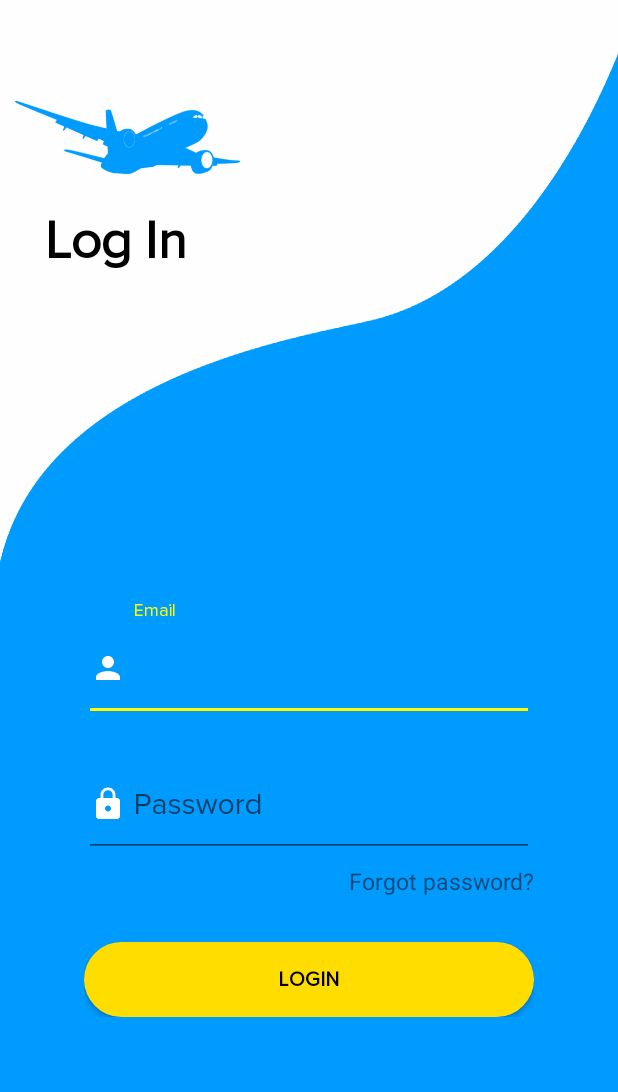
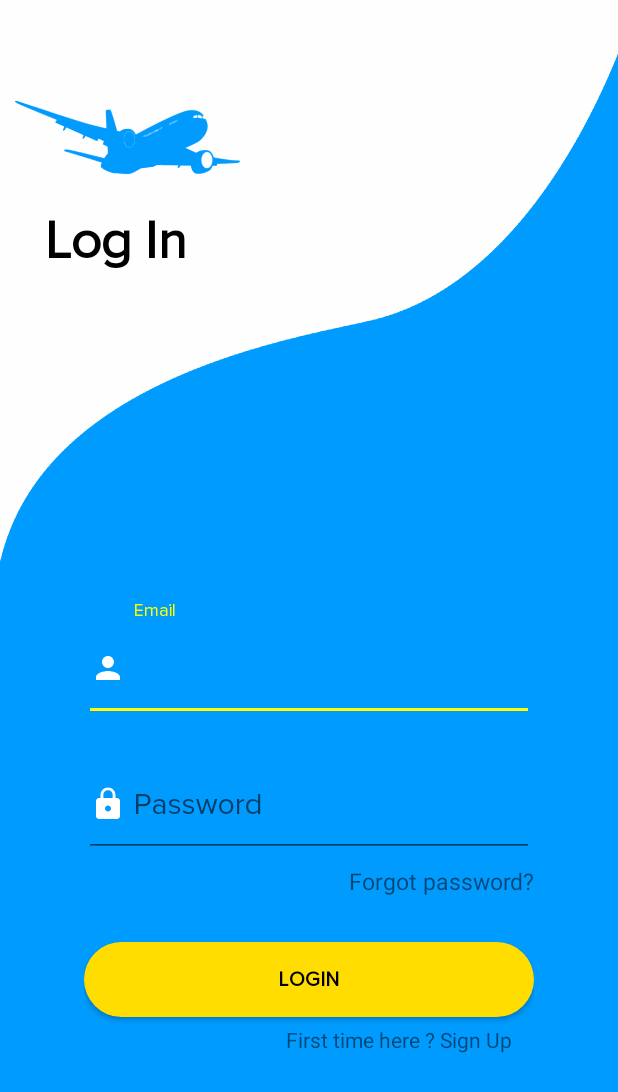
Before and after one commit to wahyukharisma/travanda, an Android app: the screen it shows after launch (Login), on a phone screen of 412 x 824 dp. Shown: the top 1092 px of the screen. Run offline under Robolectric (Android 15) with nearby library versions, the phone set to English and light mode, and no system bars; our stand-ins replace Firebase (no records; nobody signed in at launch, a user with empty details on screens opened directly).

Commit message:
Update login layout
+ adding text sign up

```diff
--- a/app/build.gradle
+++ b/app/build.gradle
@@ -28,6 +28,8 @@ dependencies {
     implementation 'com.android.support:appcompat-v7:28.0.0'
     implementation 'com.android.support.constraint:constraint-layout:1.1.3'
     implementation 'com.google.firebase:firebase-auth:16.0.3'
+    implementation 'com.google.firebase:firebase-database:16.0.1'
+    implementation 'com.google.firebase:firebase-storage:16.0.1'
     testImplementation 'junit:junit:4.12'
     androidTestImplementation 'com.android.support.test:runner:1.0.2'
     androidTestImplementation 'com.android.support.test.espresso:espresso-core:3.0.2'
--- a/app/src/main/res/layout/activity_login.xml
+++ b/app/src/main/res/layout/activity_login.xml
@@ -100,7 +100,7 @@
             <LinearLayout
                     android:layout_width="match_parent"
                     android:layout_height="wrap_content"
-                    android:orientation="horizontal"
+                    android:orientation="vertical"
                     android:gravity="center"
                     android:layout_marginTop="30dp">
                 <Button
@@ -112,6 +112,15 @@
                         android:textColor="@color/textBlack"
                         android:fontFamily="@font/proxima_nova"
                         android:textStyle="bold"/>
+                <TextView
+                        android:id="@+id/txt_signup"
+                        android:layout_width="match_parent"
+                        android:layout_height="wrap_content"
+                        android:text="First time here ? Sign Up"
+                        android:textAlignment="textEnd"
+                        android:layout_marginEnd="10dp"
+                        android:layout_marginTop="5dp"
+                        android:clickable="true"/>
             </LinearLayout>
 
         </LinearLayout>
--- a/app/src/main/res/layout/forgot_password_landing.xml
+++ b/app/src/main/res/layout/forgot_password_landing.xml
@@ -30,6 +30,7 @@
                     android:drawablePadding="5dp"
                     android:inputType="textEmailAddress"
                     android:textSize="18sp"/>
+        </android.support.design.widget.TextInputLayout>
         <Button
                 android:id="@+id/btn_submit_email"
                 android:layout_marginTop="10dp"
@@ -40,6 +41,5 @@
                 android:textColor="@color/textBlack"
                 android:fontFamily="@font/proxima_nova"
                 android:textStyle="bold"/>
-        </android.support.design.widget.TextInputLayout>
     </LinearLayout>
 </RelativeLayout>
```
Lines whose indentation alone changed are shown as unchanged.
